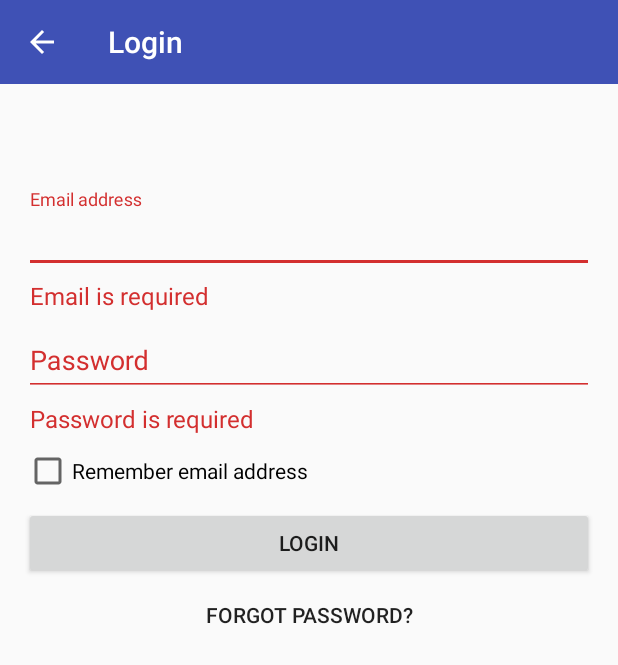
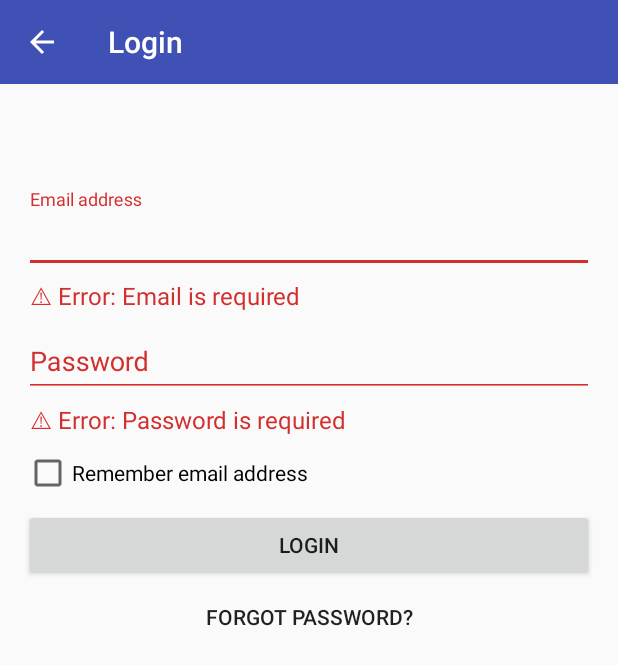
Before and after one commit to renatoi/LearningAndroidAccessibility, an Android app: the LoginActivity screen opened directly, with no data from a screen before it, after a tap on "LOGIN", on a phone screen of 412 x 824 dp. Shown: the top 665 px of the screen. Run offline under Robolectric (Android 15) with nearby library versions, the phone set to English and light mode, and no system bars.

Commit message:
solved error messages as recorded

```diff
--- a/app/src/main/java/com/linkedin/android/learning_android_accessibility/activities/LoginActivity.java
+++ b/app/src/main/java/com/linkedin/android/learning_android_accessibility/activities/LoginActivity.java
@@ -44,6 +44,8 @@ public class LoginActivity extends BaseActivity implements View.OnClickListener
     public void onClick(View v) {
         if (!hasEmptyFields()) {
             mErrorMessage.setText(getString(R.string.login_invalid));
+            mEmailField.setError(null);
+            mPasswordField.setError(null);
         }
     }
 
--- a/app/src/main/res/values/strings.xml
+++ b/app/src/main/res/values/strings.xml
@@ -8,9 +8,9 @@
     <string name="login_remember_email_address">Remember email address</string>
     <string name="login_login">Login</string>
     <string name="login_forgot_password">Forgot password?</string>
-    <string name="login_email_required">Email is required</string>
-    <string name="login_password_required">Password is required</string>
-    <string name="login_invalid">Login or password is invalid</string>
+    <string name="login_email_required">⚠ Error: Email is required</string>
+    <string name="login_password_required">⚠ Error: Password is required</string>
+    <string name="login_invalid">⚠ Error: Login or password is invalid</string>
 
     <!-- Settings -->
     <string name="settings_title">Settings</string>
```
